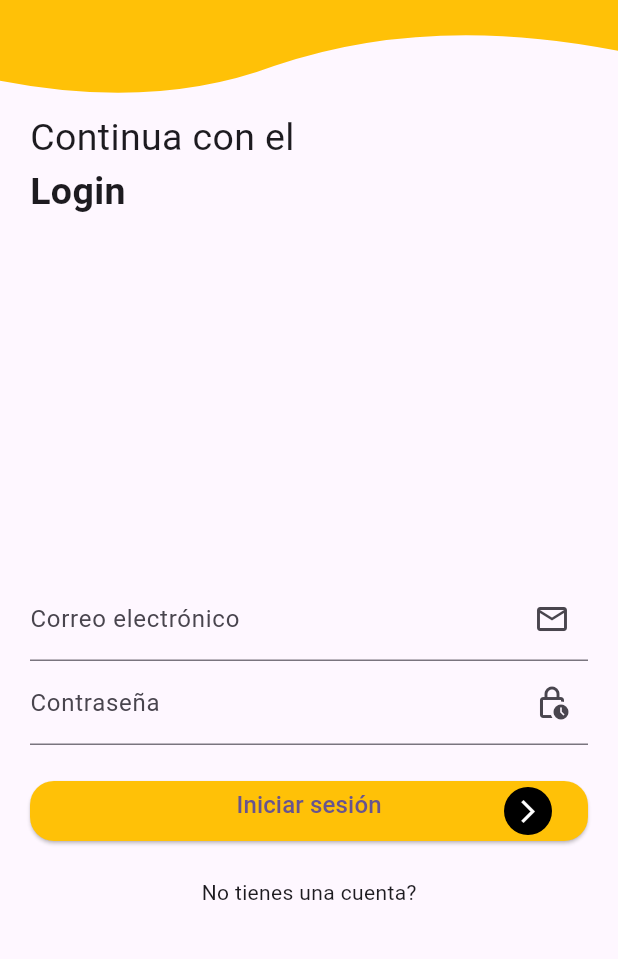
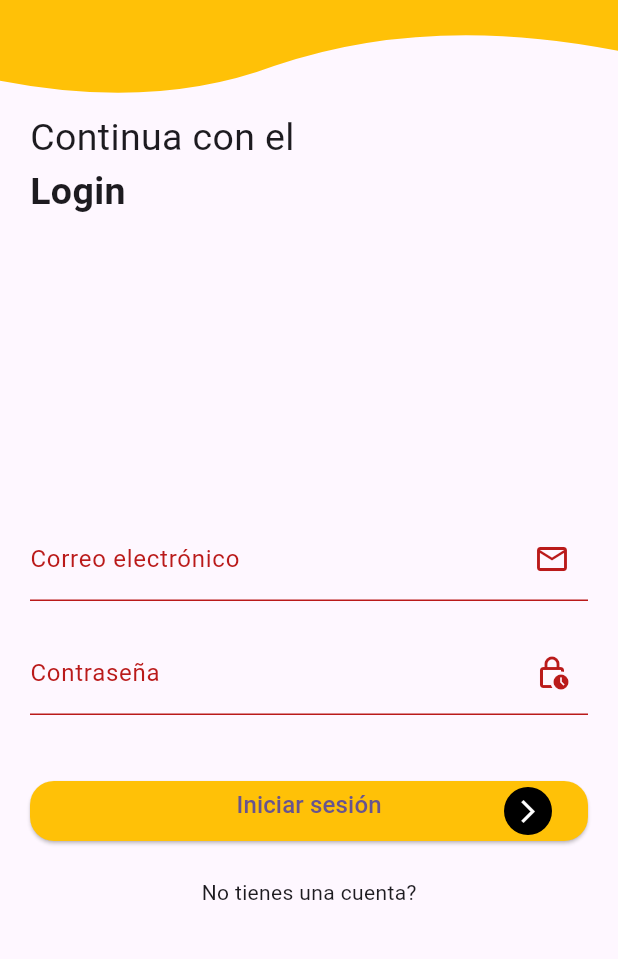
Before and after one commit to clayaldas/blog_app, a Flutter app: the screen it shows after launch, after a tap on "Iniciar sesión", on a phone screen of 412 x 824 dp, the part 260-1219 px from its top. Run offline on Flutter 3.47's test engine with Material 3 defaults, Android fonts, the phone set to English and light mode, and no system bars; our stand-ins replace flutter_custom_clippers.

Commit message:
Terminada clase martes 22 de octubre de 2024

```diff
--- a/lib/main.dart
+++ b/lib/main.dart
@@ -1,5 +1,7 @@
 import 'package:blog_app/src/presentation/pages/auth/login/login_page.dart';
+import 'package:blog_app/src/presentation/pages/auth/login/login_provider_view_model.dart';
 import 'package:flutter/material.dart';
+import 'package:provider/provider.dart';
 
 void main() {
   runApp(const MyApp());
@@ -10,7 +12,12 @@ class MyApp extends StatelessWidget {
 
   @override
   Widget build(BuildContext context) {
-    return MaterialApp(
+    return MultiProvider(
+      providers: [
+        // escuchar los cambios  realizados en la clase heredada de: ChangeNotifier
+        ChangeNotifierProvider(create: (context) => LoginProviderViewModel()),
+      ],
+      child: MaterialApp(
         debugShowCheckedModeBanner: false,
         title: 'Flutter Demo',
         theme: ThemeData(
@@ -22,6 +29,7 @@ class MyApp extends StatelessWidget {
         routes: {
           'login': (BuildContext context) => const LoginPage(),
         },
+      ),
     );
   }
 }
--- a/lib/src/presentation/pages/auth/login/login_page.dart
+++ b/lib/src/presentation/pages/auth/login/login_page.dart
@@ -1,13 +1,22 @@
+import 'package:blog_app/src/presentation/pages/auth/login/login_provider_view_model.dart';
 import 'package:blog_app/src/presentation/pages/auth/login/widgets/login_body.dart';
 import 'package:flutter/material.dart';
+import 'package:provider/provider.dart';
 
 class LoginPage extends StatelessWidget {
   const LoginPage({super.key});
 
   @override
   Widget build(BuildContext context) {
-    return const Scaffold(
-      body: LoginBody(),
+    LoginProviderViewModel viewModel =
+        Provider.of<LoginProviderViewModel>(context);
+
+    // utilizar el manejador de estados: provider
+
+    return Scaffold(
+      body: LoginBody(
+        viewModel: viewModel,
+      ),
     );
   }
 }
--- /dev/null
+++ b/lib/src/presentation/pages/auth/login/login_provider_view_model.dart
@@ -0,0 +1,66 @@
+import 'package:blog_app/src/presentation/pages/auth/login/login_state.dart';
+import 'package:blog_app/src/presentation/utils/validation_item.dart';
+import 'package:flutter/material.dart';
+
+class LoginProviderViewModel extends ChangeNotifier {
+  // crear una instancia privada de la clase LoginState
+  LoginState _state = LoginState();
+
+  // getters
+  // regresa el valor del variable privada (_state)
+  LoginState getState() {
+    return _state;
+  }
+
+  // setters
+  // permite cambiar el valor de la varible: email
+  void changeEmail(String value) {
+    //_state = _state.copyWith(email: ValidationItem(value: value));
+
+    if (value.length >= 6) {
+      _state = _state.copyWith(email: ValidationItem(value: value));
+    } else {
+      // establecer un mensaje de error
+      _state = _state.copyWith(
+          email:
+              const ValidationItem(error: 'Debe tener al menos 6 caracteres'));
+    }
+    // notificar a los listeners que el estado ha cambiado
+    notifyListeners();
+  }
+
+  // permite cambiar el valor de la varible: pasword
+  void changePassword(String value) {
+    if (value.length >= 3) {
+      _state = _state.copyWith(password: ValidationItem(value: value));
+    } else {
+      // establecer un mensaje de error
+      _state = _state.copyWith(
+          password:
+              const ValidationItem(error: 'Debe tener al menos 3 caracteres'));
+    }
+
+    // notificar a los listeners que el estado ha cambiado
+    notifyListeners();
+  }
+
+  bool isValid() {
+    // si todos los campos pasan la validacion regresar un true caso contrario un false
+    if (_state.email.value.isEmpty && _state.password.value.isEmpty) {
+      return false;
+    }
+
+    return true;
+  }
+
+  // se ejecuta al presionar el boton 'Iniciar sesión'
+  void login() {
+    if (isValid()) {
+      print('Email: ${_state.email.value} ');
+
+      print('Password: ${_state.password.value} ');
+    } else {
+      print('El formulario no es válido');
+    }
+  }
+}
--- /dev/null
+++ b/lib/src/presentation/pages/auth/login/login_state.dart
@@ -0,0 +1,16 @@
+import 'dart:math';
+
+import 'package:blog_app/src/presentation/utils/validation_item.dart';
+
+class LoginState {
+  ValidationItem email;
+  ValidationItem password;
+
+  LoginState(
+      {this.email = const ValidationItem(),
+      this.password = const ValidationItem()});
+
+  LoginState copyWith({ValidationItem? email, ValidationItem? password}) =>
+      LoginState(
+          email: email ?? this.email, password: password ?? this.password);
+}
--- a/lib/src/presentation/pages/auth/login/widgets/login_body.dart
+++ b/lib/src/presentation/pages/auth/login/widgets/login_body.dart
@@ -1,10 +1,13 @@
+import 'package:blog_app/src/presentation/pages/auth/login/login_provider_view_model.dart';
 import 'package:blog_app/src/presentation/widgets/elevated_button_widget.dart';
 import 'package:blog_app/src/presentation/widgets/text_field_widget.dart';
 import 'package:flutter_custom_clippers/flutter_custom_clippers.dart';
 import 'package:flutter/material.dart';
 
 class LoginBody extends StatelessWidget {
-  const LoginBody({super.key});
+  final LoginProviderViewModel viewModel;
+
+  const LoginBody({super.key, required this.viewModel});
 
   @override
   Widget build(BuildContext context) {
@@ -52,15 +55,25 @@ class LoginBody extends StatelessWidget {
         const Spacer(),
         Container(
             margin: const EdgeInsets.symmetric(horizontal: 20),
-            child: const TextFieldWidget(
+            child: TextFieldWidget(
+              onChanged: (value) {
+                // cambiar el estado: email
+                viewModel.changeEmail(value);
+              },
               text: 'Correo electrónico',
               icon: Icons.email_outlined,
+              error: viewModel.getState().email.error,
             )),
         Container(
           margin: const EdgeInsets.symmetric(horizontal: 20),
-          child: const TextFieldWidget(
+          child: TextFieldWidget(
+            onChanged: (value) {
+              // cambiar es estado de: password
+              viewModel.changePassword(value);
+            },
             text: 'Contraseña',
             icon: Icons.lock_clock_outlined,
+            error: viewModel.getState().password.error,
           ),
         ),
         Container(
@@ -68,7 +81,9 @@ class LoginBody extends StatelessWidget {
           margin: const EdgeInsets.symmetric(horizontal: 20, vertical: 20),
           child: ElevatedButtonWidget(
             text: 'Iniciar sesión',
-            onPressed: () {},
+            onPressed: () {
+              viewModel.login();
+            },
           ),
         ),
         Container(
--- /dev/null
+++ b/lib/src/presentation/utils/validation_item.dart
@@ -0,0 +1,6 @@
+class ValidationItem {
+  final String value;
+  final String error;
+
+  const ValidationItem({this.value = '', this.error = ''});
+}
--- a/lib/src/presentation/widgets/text_field_widget.dart
+++ b/lib/src/presentation/widgets/text_field_widget.dart
@@ -3,22 +3,32 @@ import 'package:flutter/material.dart';
 class TextFieldWidget extends StatelessWidget {
   final String text;
   final IconData icon;
+  final String error;
 
-  const TextFieldWidget({super.key, required this.text, required this.icon});
+  final Function(String text) onChanged;
+
+  const TextFieldWidget(
+      {super.key,
+      required this.text,
+      required this.icon,
+      required this.onChanged,
+      this.error = ''});
 
   @override
   Widget build(BuildContext context) {
     return TextField(
+      onChanged: onChanged,
       decoration: InputDecoration(
         label: Text(text),
         labelStyle: const TextStyle(
             //color: Colors.red,
             ),
+        errorText: error,
         suffixIcon: Icon(icon),
       ),
       style: const TextStyle(
-        color: Colors.white,
-      ),
+          //color: Colors.white,
+          ),
     );
   }
 }
--- a/pubspec.yaml
+++ b/pubspec.yaml
@@ -36,6 +36,7 @@ dependencies:
   # Use with the CupertinoIcons class for iOS style icons.
   cupertino_icons: ^1.0.8
   flutter_custom_clippers: ^2.1.0
+  provider: ^6.1.2
 
 dev_dependencies:
   flutter_test:
```
Also changed, not shown: pubspec.lock. Lines whose indentation alone changed are shown as unchanged.
